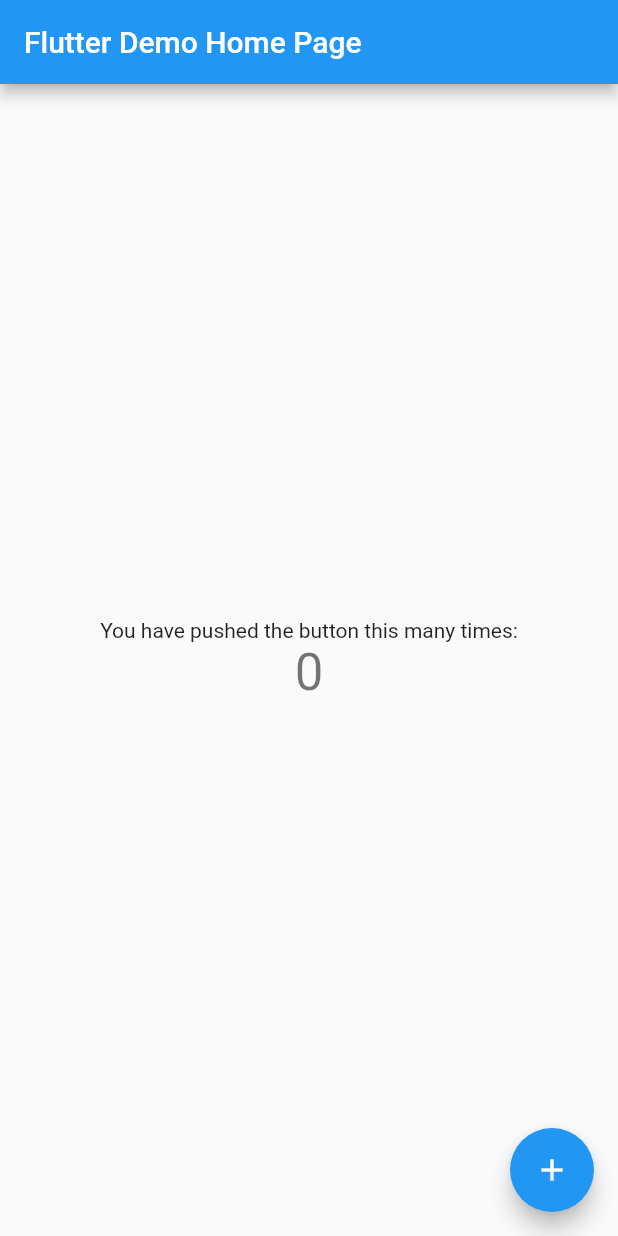
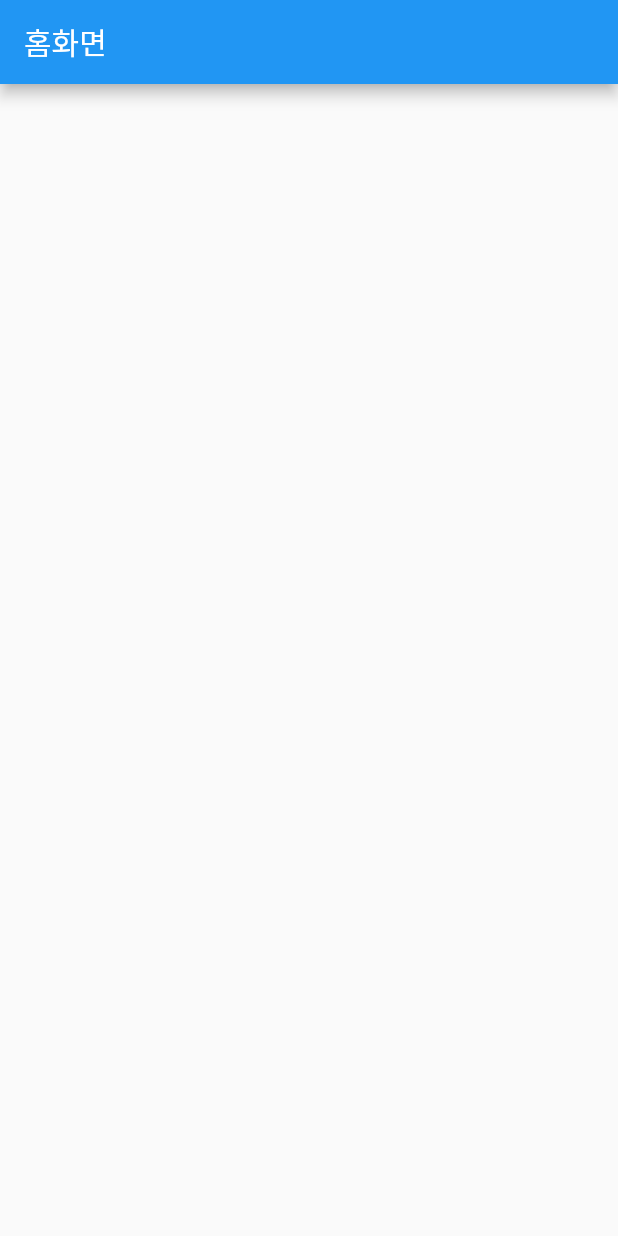
Before and after one commit to koabc9999/topic_chat, a Flutter app: the screen it shows after launch, on a phone screen of 412 x 824 dp. Run offline on Flutter 3.47's test engine with Material 2 defaults, Android fonts, the light colour scheme and no system bars.

Commit message:
project settings

```diff
--- a/lib/main.dart
+++ b/lib/main.dart
@@ -1,4 +1,6 @@
 import 'package:flutter/material.dart';
+
+import './screen/screen_home.dart';
 
 void main() {
   runApp(MyApp());
@@ -9,105 +11,8 @@
   @override
   Widget build(BuildContext context) {
     return MaterialApp(
-      title: 'Flutter Demo',
-      theme: ThemeData(
-        // This is the theme of your application.
-        //
-        // Try running your application with "flutter run". You'll see the
-        // application has a blue toolbar. Then, without quitting the app, try
-        // changing the primarySwatch below to Colors.green and then invoke
-        // "hot reload" (press "r" in the console where you ran "flutter run",
-        // or simply save your changes to "hot reload" in a Flutter IDE).
-        // Notice that the counter didn't reset back to zero; the application
-        // is not restarted.
-        primarySwatch: Colors.blue,
-      ),
-      home: MyHomePage(title: 'Flutter Demo Home Page'),
+      title: "Topic Chat",
+      home: HomeScreen(),
     );
   }
 }
-
-class MyHomePage extends StatefulWidget {
-  MyHomePage({Key key, this.title}) : super(key: key);
-
-  // This widget is the home page of your application. It is stateful, meaning
-  // that it has a State object (defined below) that contains fields that affect
-  // how it looks.
-
-  // This class is the configuration for the state. It holds the values (in this
-  // case the title) provided by the parent (in this case the App widget) and
-  // used by the build method of the State. Fields in a Widget subclass are
-  // always marked "final".
-
-  final String title;
-
-  @override
-  _MyHomePageState createState() => _MyHomePageState();
-}
-
-class _MyHomePageState extends State<MyHomePage> {
-  int _counter = 0;
-
-  void _incrementCounter() {
-    setState(() {
-      // This call to setState tells the Flutter framework that something has
-      // changed in this State, which causes it to rerun the build method below
-      // so that the display can reflect the updated values. If we changed
-      // _counter without calling setState(), then the build method would not be
-      // called again, and so nothing would appear to happen.
-      _counter++;
-    });
-  }
-
-  @override
-  Widget build(BuildContext context) {
-    // This method is rerun every time setState is called, for instance as done
-    // by the _incrementCounter method above.
-    //
-    // The Flutter framework has been optimized to make rerunning build methods
-    // fast, so that you can just rebuild anything that needs updating rather
-    // than having to individually change instances of widgets.
-    return Scaffold(
-      appBar: AppBar(
-        // Here we take the value from the MyHomePage object that was created by
-        // the App.build method, and use it to set our appbar title.
-        title: Text(widget.title),
-      ),
-      body: Center(
-        // Center is a layout widget. It takes a single child and positions it
-        // in the middle of the parent.
-        child: Column(
-          // Column is also a layout widget. It takes a list of children and
-          // arranges them vertically. By default, it sizes itself to fit its
-          // children horizontally, and tries to be as tall as its parent.
-          //
-          // Invoke "debug painting" (press "p" in the console, choose the
-          // "Toggle Debug Paint" action from the Flutter Inspector in Android
-          // Studio, or the "Toggle Debug Paint" command in Visual Studio Code)
-          // to see the wireframe for each widget.
-          //
-          // Column has various properties to control how it sizes itself and
-          // how it positions its children. Here we use mainAxisAlignment to
-          // center the children vertically; the main axis here is the vertical
-          // axis because Columns are vertical (the cross axis would be
-          // horizontal).
-          mainAxisAlignment: MainAxisAlignment.center,
-          children: <Widget>[
-            Text(
-              'You have pushed the button this many times:',
-            ),
-            Text(
-              '$_counter',
-              style: Theme.of(context).textTheme.headline4,
-            ),
-          ],
-        ),
-      ),
-      floatingActionButton: FloatingActionButton(
-        onPressed: _incrementCounter,
-        tooltip: 'Increment',
-        child: Icon(Icons.add),
-      ), // This trailing comma makes auto-formatting nicer for build methods.
-    );
-  }
-}
--- /dev/null
+++ b/lib/screen/screen_home.dart
@@ -0,0 +1,15 @@
+import 'package:flutter/material.dart';
+
+class HomeScreen extends StatelessWidget {
+  Widget build(BuildContext context) {
+    return SafeArea(
+      child: Scaffold(
+        appBar: AppBar(
+          title: Text(
+            "홈화면",
+          )
+        ),
+      ),
+    );
+  }
+}
--- /dev/null
+++ b/lib/screen/screen_login.dart
@@ -0,0 +1,11 @@
+import 'package:flutter/material.dart';
+
+class loginScreen extends StatelessWidget {
+  Widget build(BuildContext context) {
+    return SafeArea(
+      child: Container(
+
+      ),
+    );
+  }
+}
```
